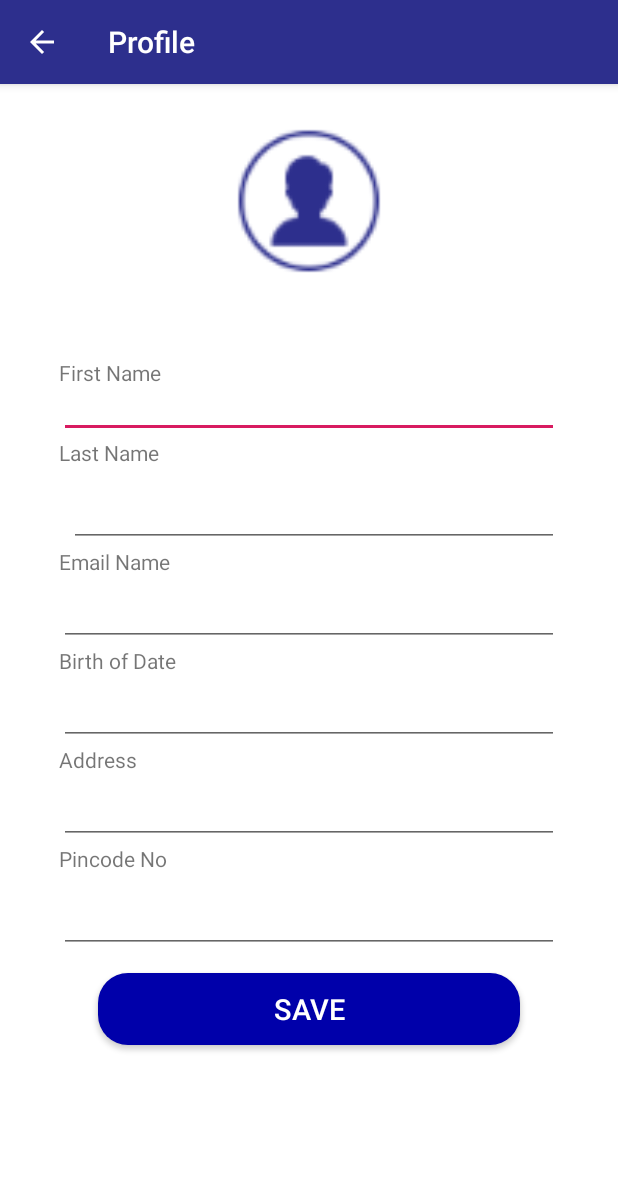
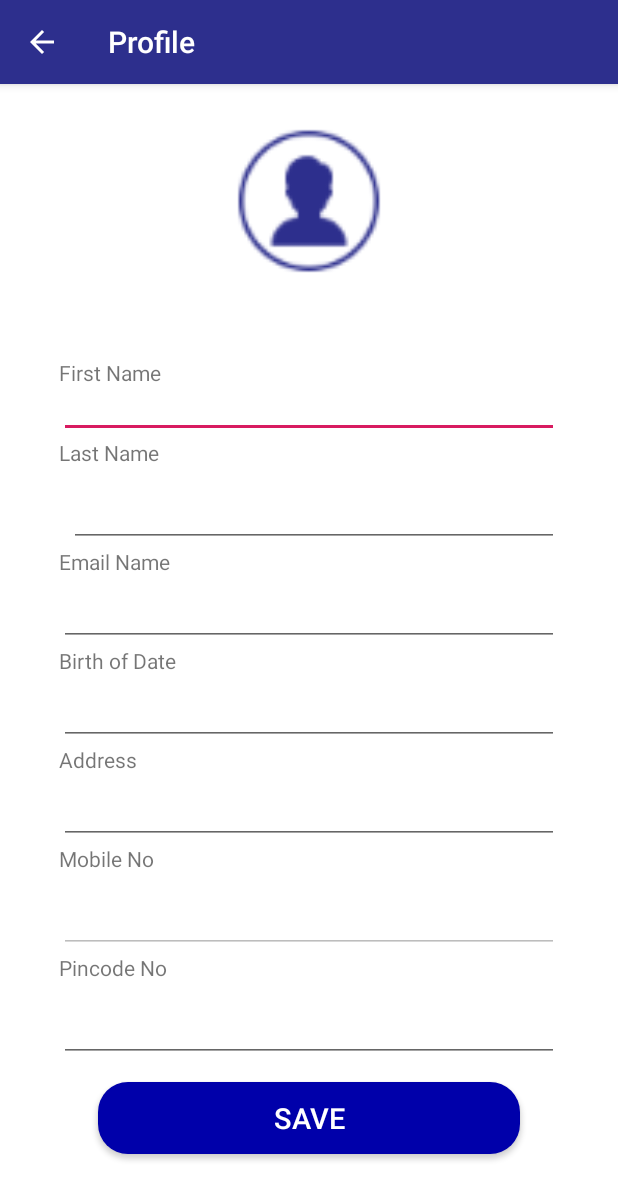
Before and after one commit to AjitkumarMaurya/driverApp, an Android app: the ProfileActivity screen opened directly, with no data from a screen before it, on a phone screen of 412 x 824 dp. Shown: the top 1200 px of the screen. Run offline under Robolectric (Android 15) with nearby library versions, the phone set to English and light mode, and no system bars; our stand-ins replace sdp/ssp sizes.

Commit message:
ajit09-03-2019

```diff
--- a/app/src/main/java/com/userapp/driveroncall/Activity/EstimateCostActivity.java
+++ b/app/src/main/java/com/userapp/driveroncall/Activity/EstimateCostActivity.java
@@ -357,7 +357,7 @@ public class EstimateCostActivity extends AppCompatActivity {
                 float gst = Float.valueOf(response.body().getTripRate().getTripGstRate());
                 float cgst = Float.valueOf(response.body().getTripRate().getTripCgstRate());
                 int tax = (int) (gst+cgst);
-                estimateNote.setText("Tax apply "+tax+"%");
+                estimateNote.setText("Tax apply "+tax+"%"+ " ");
                 progressDialog.dismiss();
 
             }
--- a/app/src/main/java/com/userapp/driveroncall/Activity/ProfileActivity.java
+++ b/app/src/main/java/com/userapp/driveroncall/Activity/ProfileActivity.java
@@ -28,7 +28,7 @@ import retrofit2.Callback;
 import retrofit2.Response;
 
 public class ProfileActivity extends AppCompatActivity {
-    EditText edtFname, edtLname, edtGmali, edtAddress, edtBoD, edtPincode;
+    EditText edtFname, edtLname, edtGmali, edtAddress, edtBoD, edtPincode,edtPhone;
     Button save;
     int restoredIDUser;
     int restoredText;
@@ -55,13 +55,11 @@ public class ProfileActivity extends AppCompatActivity {
         edtBoD = findViewById(R.id.edtBobPro);
         edtPincode = findViewById(R.id.edtPincodePro);
         save = findViewById(R.id.btnSavePro);
-
+        edtPhone = findViewById(R.id.edtPhone);
 
         dialog = new ProgressDialog(this);
 
         myid = preferenceManager.getRegisteredUserId();
-
-
 
 
         edtFname.setText(""+preferenceManager.getKeyValueString("firstName"));
@@ -70,6 +68,10 @@ public class ProfileActivity extends AppCompatActivity {
         edtAddress.setText(""+preferenceManager.getKeyValueString("uAddress"));
         edtBoD.setText(""+preferenceManager.getKeyValueString("uBdate"));
         edtPincode.setText(""+preferenceManager.getKeyValueString("uPinCode"));
+
+        edtPhone.setEnabled(true);
+        edtPhone.setText(""+preferenceManager.getKeyValueString("mobileNumber"));
+        edtPhone.setEnabled(false);
 
 
 //get Data SharedPreferences
--- a/app/src/main/res/layout/activity_login.xml
+++ b/app/src/main/res/layout/activity_login.xml
@@ -19,7 +19,7 @@
 
             android:layout_width="@dimen/_80sdp"
             android:layout_height="@dimen/_80sdp"
-            android:src="@drawable/user_login_icon" />
+            android:src="@drawable/user_app_icon" />
     </LinearLayout>
 
     <LinearLayout
--- a/app/src/main/res/layout/activity_profile.xml
+++ b/app/src/main/res/layout/activity_profile.xml
@@ -144,6 +144,25 @@
                         android:maxLines="2"
                         android:minEms="1"
                         android:textSize="@dimen/_15sdp" />
+                    <TextView
+                        android:layout_width="wrap_content"
+                        android:layout_height="wrap_content"
+                        android:text="Mobile No" />
+
+                    <EditText
+                        android:id="@+id/edtPhone"
+                        android:layout_width="match_parent"
+                        android:enabled="false"
+                        android:layout_height="wrap_content"
+                        android:layout_marginTop="@dimen/_5sdp"
+                        android:inputType="numberDecimal"
+                        android:singleLine="true"
+                        android:textSize="@dimen/_15sdp"
+
+                        tools:layout_editor_absoluteX="47dp"
+                        tools:layout_editor_absoluteY="92dp" />
+
+
 
                     <TextView
                         android:layout_width="wrap_content"
```
Also changed, not shown: app/src/main/java/com/userapp/driveroncall/Activity/OneWayDateTimeActivity.java (+4 -4 lines), app/src/main/java/com/userapp/driveroncall/Activity/PaymentsActivity.java (+18 -7 lines).
